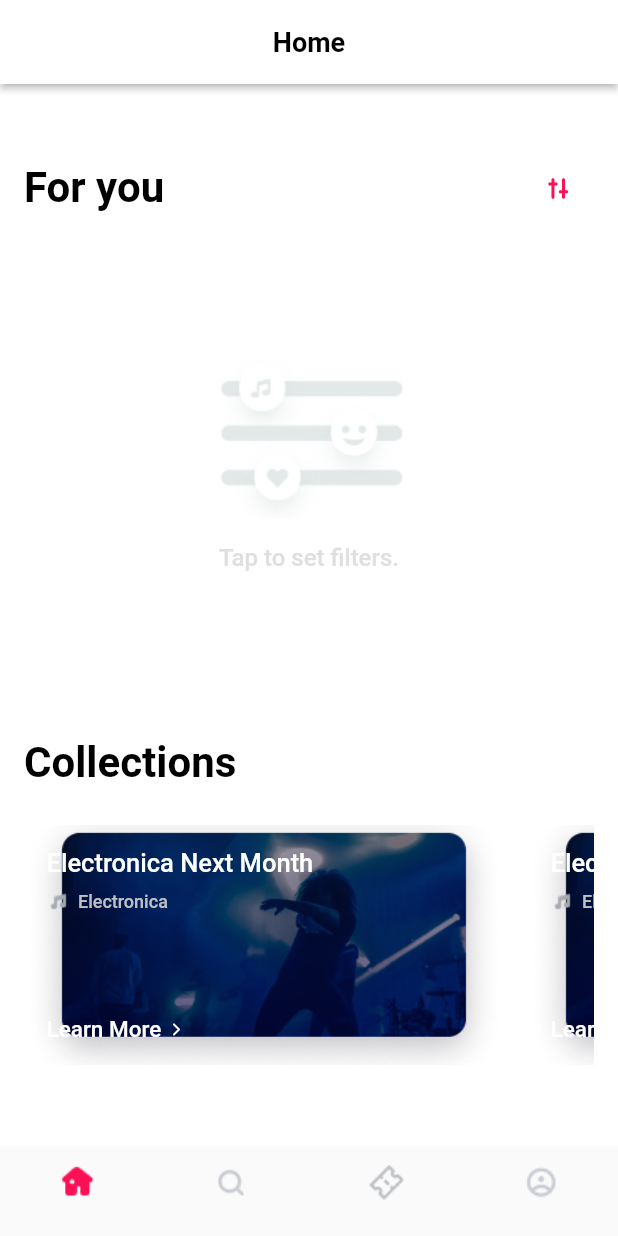
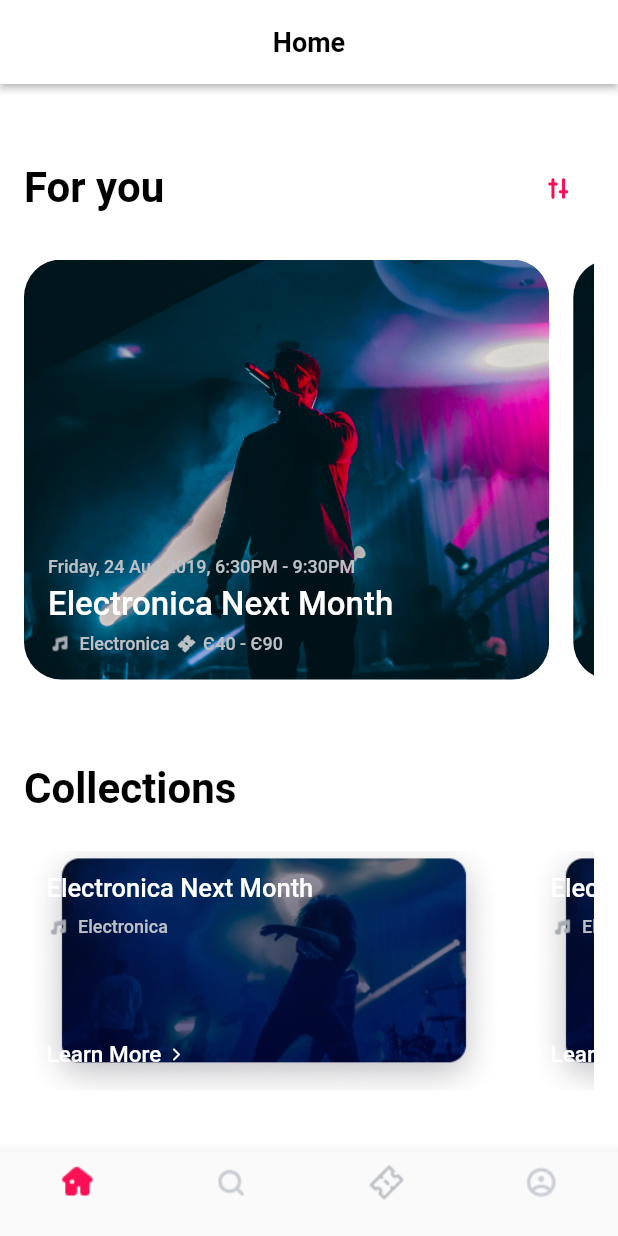
Before and after one commit to Hero2323/FreebieTicket, a Flutter app: the screen it shows after launch, on a phone screen of 412 x 824 dp. Run offline on Flutter 3.47's test engine with Material 2 defaults, Android fonts, the phone set to English and light mode, and no system bars; our stand-ins replace device_preview, flutter_riverpod, flutter_svg, google_maps_flutter.

Commit message:
Added the For You Widget

```diff
--- a/lib/domain/models/event.dart
+++ b/lib/domain/models/event.dart
@@ -12,7 +12,7 @@ class Event {
   final List<String> location;
   final List<int> prices;
   final List<int> discountPrices;
-  final List<Update>? updates;
+  final List<Update> updates;
   final Organizer organizer;
 
   Event({
@@ -27,6 +27,6 @@ class Event {
     required this.prices,
     required this.organizer,
     required this.discountPrices,
-    this.updates,
+    required this.updates,
   });
 }
--- a/lib/presentation/event_details/event_details_screen.dart
+++ b/lib/presentation/event_details/event_details_screen.dart
@@ -29,16 +29,20 @@ class _EventDetailsScreenState extends State<EventDetailsScreen> {
 
   @override
   void initState() {
-    SystemChrome.setEnabledSystemUIMode(SystemUiMode.manual,
-        overlays: [SystemUiOverlay.bottom]);
+    SystemChrome.setSystemUIOverlayStyle(const SystemUiOverlayStyle(
+      statusBarColor: AppColors.transparent,
+      statusBarBrightness: Brightness.dark,
+    ));
     super.initState();
   }
 
   @override
   void dispose() {
+    SystemChrome.setSystemUIOverlayStyle(const SystemUiOverlayStyle(
+      statusBarColor: AppColors.white,
+      statusBarBrightness: Brightness.light,
+    ));
     super.dispose();
-    SystemChrome.setEnabledSystemUIMode(SystemUiMode.manual,
-        overlays: SystemUiOverlay.values);
   }
 
   @override
@@ -282,7 +286,7 @@ class _EventDetailsScreenState extends State<EventDetailsScreen> {
                               ],
                             ),
                             const SizedBox(height: 8),
-                            widget.event.updates != null
+                            widget.event.updates.isNotEmpty
                                 ? Consumer(
                                     builder: (context, ref, child) =>
                                         ListView.separated(
--- a/lib/presentation/home/home_mock.dart
+++ b/lib/presentation/home/home_mock.dart
@@ -159,6 +159,7 @@ List<UpcomingEvents> upcomingEvents = [
           image: AssetImages.organizerIcon,
         ),
         discountPrices: [30, 80],
+        updates: [],
       ),
       Event(
         id: 6,
@@ -176,6 +177,7 @@ List<UpcomingEvents> upcomingEvents = [
           image: AssetImages.organizerIcon,
         ),
         discountPrices: [30, 80],
+        updates: [],
       ),
     ],
     date: DateTime(2022, 7, 15),
@@ -200,6 +202,7 @@ List<UpcomingEvents> upcomingEvents = [
           image: AssetImages.organizerIcon,
         ),
         discountPrices: [30, 80],
+        updates: [],
       ),
     ],
     date: DateTime(2022, 8, 12),
@@ -224,6 +227,7 @@ List<UpcomingEvents> upcomingEvents = [
           image: AssetImages.organizerIcon,
         ),
         discountPrices: [30, 80],
+        updates: [],
       ),
       Event(
         id: 9,
@@ -241,6 +245,7 @@ List<UpcomingEvents> upcomingEvents = [
           image: AssetImages.organizerIcon,
         ),
         discountPrices: [30, 80],
+        updates: [],
       ),
       Event(
         id: 10,
@@ -258,6 +263,7 @@ List<UpcomingEvents> upcomingEvents = [
           image: AssetImages.organizerIcon,
         ),
         discountPrices: [30, 80],
+        updates: [],
       ),
     ],
     date: DateTime(2022, 2, 1),
@@ -326,6 +332,7 @@ List<Event> collections = [
       image: AssetImages.organizerIcon,
     ),
     discountPrices: [30, 80],
+    updates: [],
   ),
   Event(
     id: 13,
--- a/lib/presentation/home/home_screen.dart
+++ b/lib/presentation/home/home_screen.dart
@@ -4,6 +4,7 @@ import 'package:flutter_staggered_grid_view/flutter_staggered_grid_view.dart';
 import 'package:flutter_svg/flutter_svg.dart';
 import 'package:ticket_app/domain/ext.dart';
 import 'package:ticket_app/presentation/styles/app_colors.dart';
+import 'package:ticket_app/presentation/widgets/for_you_item.dart';
 import 'package:ticket_app/presentation/widgets/upcoming_events_item.dart';
 
 import '../resources/asset_images.dart';
@@ -43,27 +44,19 @@ class HomeScreen extends StatelessWidget {
                 ),
               ],
             ),
-            const SizedBox(height: 79),
-            Center(
-              child: InkWell(
-                onTap: () {},
-                child: Column(
-                  children: [
-                    const Image(
-                      image: AssetImage(AssetImages.filters),
-                    ),
-                    const SizedBox(height: 16),
-                    Text(
-                      'Tap to set filters.',
-                      style: TextStyle(
-                        color: AppColors.grey.withOpacity(0.5),
-                      ),
-                    )
-                  ],
-                ),
+            const SizedBox(height: 24),
+            SizedBox(
+              height: 280,
+              child: ListView.separated(
+                scrollDirection: Axis.horizontal,
+                shrinkWrap: true,
+                itemBuilder: (context, index) =>
+                    ForYouItem(event: collections[index]),
+                separatorBuilder: (context, index) => const SizedBox(width: 16),
+                itemCount: collections.length,
               ),
             ),
-            const SizedBox(height: 111),
+            const SizedBox(height: 56),
             Text(
               'Collections',
               style: Theme.of(context).textTheme.bodyLarge,
--- a/lib/presentation/resources/asset_images.dart
+++ b/lib/presentation/resources/asset_images.dart
@@ -29,4 +29,5 @@ class AssetImages {
   static const String place = '${imagesBaseUrl}place.png';
   static const String organizerIcon = '${imagesBaseUrl}organizer_icon.png';
   static const String ticket = '${imagesBaseUrl}ticket.png';
+  static const String forYou = '${imagesBaseUrl}for_you.png';
 }
--- a/lib/presentation/search/demo_data.dart
+++ b/lib/presentation/search/demo_data.dart
@@ -73,6 +73,7 @@ List<Event> fakeEventsList = [
       image: AssetImages.organizerIcon,
     ),
     discountPrices: [30, 80],
+    updates: [],
   ),
   Event(
     id: 13,
--- a/lib/presentation/tickets/tickets_mock.dart
+++ b/lib/presentation/tickets/tickets_mock.dart
@@ -66,6 +66,7 @@ List<Event> events = [
       image: AssetImages.organizerIcon,
     ),
     discountPrices: [30, 80],
+    updates: [],
   ),
   Event(
     id: 13,
--- a/lib/presentation/tickets/tickets_screen.dart
+++ b/lib/presentation/tickets/tickets_screen.dart
@@ -2,7 +2,6 @@ import 'package:flutter/material.dart';
 import 'package:flutter_riverpod/flutter_riverpod.dart';
 import 'package:ticket_app/domain/ext.dart';
 import 'package:ticket_app/presentation/styles/app_styles.dart';
-import 'package:ticket_app/presentation/widgets/popular_searched_list.dart';
 import 'package:ticket_app/presentation/widgets/ticket_item.dart';
 import '../resources/asset_images.dart';
 import '../styles/app_colors.dart';
--- /dev/null
+++ b/lib/presentation/widgets/for_you_item.dart
@@ -0,0 +1,83 @@
+import 'package:flutter/material.dart';
+import 'package:intl/intl.dart';
+
+import '../../domain/models/event.dart';
+import '../resources/asset_images.dart';
+import '../styles/app_colors.dart';
+import '../styles/app_styles.dart';
+
+class ForYouItem extends StatelessWidget {
+  final Event event;
+  const ForYouItem({
+    super.key,
+    required this.event,
+  });
+
+  @override
+  Widget build(BuildContext context) {
+    return Container(
+      height: 250,
+      width: MediaQuery.of(context).size.width * 0.85,
+      decoration: BoxDecoration(
+        image: const DecorationImage(
+          image: AssetImage(AssetImages.forYou),
+          fit: BoxFit.cover,
+        ),
+        borderRadius: BorderRadius.circular(25),
+      ),
+      child: Material(
+        color: Colors.transparent,
+        child: InkWell(
+          borderRadius: BorderRadius.circular(25),
+          onTap: () {},
+          child: Padding(
+            padding: const EdgeInsets.all(16),
+            child: Column(
+              mainAxisAlignment: MainAxisAlignment.end,
+              crossAxisAlignment: CrossAxisAlignment.start,
+              children: [
+                Text(
+                  '${event.date}, ${event.time}',
+                  style: const TextStyle(
+                    color: AppColors.grey,
+                    fontSize: 12,
+                  ),
+                ),
+                const SizedBox(height: 5),
+                Text(
+                  event.title,
+                  style: const TextStyle(
+                    color: AppColors.white,
+                    fontSize: 22,
+                  ),
+                ),
+                const SizedBox(height: 5),
+                Row(
+                  children: [
+                    const Image(image: AssetImage(AssetImages.genre)),
+                    const SizedBox(width: 5),
+                    Text(
+                      event.genre,
+                      style: lightCollectionGenre,
+                    ),
+                    const SizedBox(width: 5),
+                    const Image(
+                      image: AssetImage(AssetImages.ticketsActive),
+                      color: AppColors.grey,
+                      height: 12.5,
+                    ),
+                    const SizedBox(width: 5),
+                    Text(
+                      'Є${event.prices[0]} - Є${event.prices[event.prices.length - 1]}',
+                      style: lightCollectionGenre,
+                    ),
+                  ],
+                ),
+              ],
+            ),
+          ),
+        ),
+      ),
+    );
+  }
+}
```
Also changed, not shown: assets/images/2.0x/for_you.png (added), assets/images/3.0x/for_you.png (added), assets/images/for_you.png (added).
